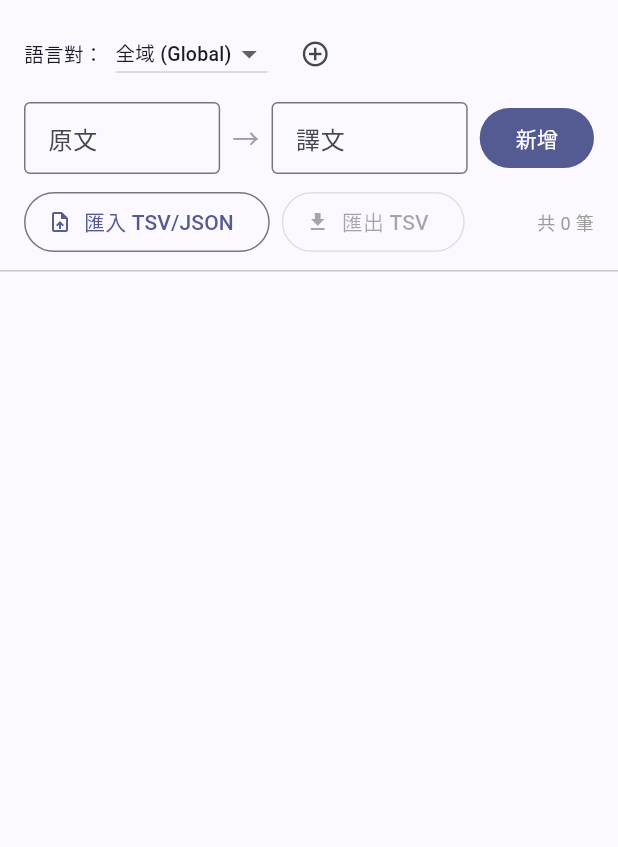
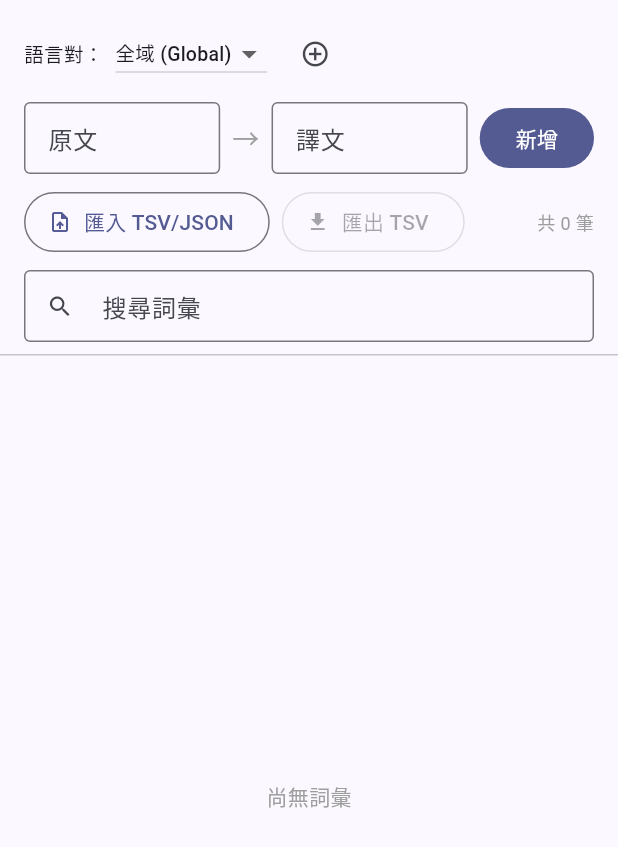
Before and after one commit to JaplinChen/TypeTwo, a Flutter app: the GlossaryTab widget shown alone on an empty page, opened directly, on a phone screen of 412 x 824 dp. Shown: the top 847 px of the screen. Run offline on Flutter 3.47's test engine with Material 3 defaults, Android fonts, the phone set to English and light mode, and no system bars; our stand-ins replace file_picker; missing offline and left inert: dart:ffi, hotkey_manager, tray_manager, win32, window_manager.

Commit message:
新增詞彙表搜尋

```diff
--- a/typetwo_flutter/lib/l10n/app_strings.dart
+++ b/typetwo_flutter/lib/l10n/app_strings.dart
@@ -217,6 +217,26 @@ class AppStrings {
       };
   String glossaryCount(int n) =>
       switch (locale) { 'en' => '$n entries', 'vi' => '$n mục', _ => '共 $n 筆' };
+  String glossaryFilteredCount(int shown, int total) => switch (locale) {
+        'en' => '$shown of $total entries',
+        'vi' => '$shown/$total mục',
+        _ => '顯示 $shown / $total 筆'
+      };
+  String get searchGlossary => switch (locale) {
+        'en' => 'Search glossary',
+        'vi' => 'Tìm từ điển',
+        _ => '搜尋詞彙'
+      };
+  String get glossaryEmpty => switch (locale) {
+        'en' => 'No glossary entries yet',
+        'vi' => 'Chưa có mục từ điển',
+        _ => '尚無詞彙'
+      };
+  String get glossaryNoMatches => switch (locale) {
+        'en' => 'No matching glossary entries',
+        'vi' => 'Không có mục phù hợp',
+        _ => '沒有符合的詞彙'
+      };
   String get saveGlossaryDialog => switch (locale) {
         'en' => 'Save Glossary',
         'vi' => 'Lưu từ điển',
--- a/typetwo_flutter/lib/screens/settings/glossary_tab.dart
+++ b/typetwo_flutter/lib/screens/settings/glossary_tab.dart
@@ -18,14 +18,17 @@ class GlossaryTab extends StatefulWidget {
 class _GlossaryTabState extends State<GlossaryTab> {
   final _srcCtrl = TextEditingController();
   final _tgtCtrl = TextEditingController();
+  final _searchCtrl = TextEditingController();
   final _srcFocus = FocusNode();
   final _tgtFocus = FocusNode();
   String _selectedContext = _kGlobal;
+  String _searchQuery = '';
 
   @override
   void dispose() {
     _srcCtrl.dispose();
     _tgtCtrl.dispose();
+    _searchCtrl.dispose();
     _srcFocus.dispose();
     _tgtFocus.dispose();
     super.dispose();
@@ -68,6 +71,27 @@ class _GlossaryTabState extends State<GlossaryTab> {
     _updateGlossary(p, updated);
   }
 
+  List<MapEntry<String, String>> _filterEntries(
+    List<MapEntry<String, String>> entries,
+  ) {
+    final terms = _searchQuery
+        .trim()
+        .toLowerCase()
+        .split(RegExp(r'\s+'))
+        .where((term) => term.isNotEmpty)
+        .toList();
+    if (terms.isEmpty) return entries;
+    return entries.where((entry) {
+      final text = '${entry.key}\n${entry.value}'.toLowerCase();
+      return terms.every(text.contains);
+    }).toList();
+  }
+
+  void _clearSearch() {
+    _searchCtrl.clear();
+    setState(() => _searchQuery = '');
+  }
+
   Future<void> _addPairDialog() async {
     final ctrl = TextEditingController();
     final confirmed = await showDialog<bool>(
@@ -84,8 +108,12 @@ class _GlossaryTabState extends State<GlossaryTab> {
           onSubmitted: (_) => Navigator.pop(ctx, true),
         ),
         actions: [
-          TextButton(onPressed: () => Navigator.pop(ctx, false), child: const Text('取消')),
-          FilledButton(onPressed: () => Navigator.pop(ctx, true), child: const Text('確定')),
+          TextButton(
+              onPressed: () => Navigator.pop(ctx, false),
+              child: const Text('取消')),
+          FilledButton(
+              onPressed: () => Navigator.pop(ctx, true),
+              child: const Text('確定')),
         ],
       ),
     );
@@ -117,7 +145,9 @@ class _GlossaryTabState extends State<GlossaryTab> {
         title: const Text('刪除語言對'),
         content: Text('確定刪除「$_selectedContext」的詞彙表？'),
         actions: [
-          TextButton(onPressed: () => Navigator.pop(ctx, false), child: const Text('取消')),
+          TextButton(
+              onPressed: () => Navigator.pop(ctx, false),
+              child: const Text('取消')),
           FilledButton(
             style: FilledButton.styleFrom(backgroundColor: Colors.red),
             onPressed: () => Navigator.pop(ctx, true),
@@ -154,19 +184,24 @@ class _GlossaryTabState extends State<GlossaryTab> {
         if (mounted) {
           final s = context.read<LocaleProvider>().strings;
           ScaffoldMessenger.of(context).showSnackBar(
-            SnackBar(content: Text(s.importJsonInvalid), backgroundColor: Colors.red),
+            SnackBar(
+                content: Text(s.importJsonInvalid),
+                backgroundColor: Colors.red),
           );
         }
         return;
       }
-      entries = decoded.map((k, v) => MapEntry(k.toString(), v?.toString() ?? ''));
+      entries =
+          decoded.map((k, v) => MapEntry(k.toString(), v?.toString() ?? ''));
     } else {
       final lines = text.split('\n');
-      skipped = lines.where((l) => l.trim().isNotEmpty && !l.contains('\t')).length;
+      skipped =
+          lines.where((l) => l.trim().isNotEmpty && !l.contains('\t')).length;
       entries = Map.fromEntries(
         lines.where((l) => l.contains('\t')).map((l) {
           final parts = l.split('\t');
-          return MapEntry(parts[0].trim(), parts.length > 1 ? parts[1].trim() : '');
+          return MapEntry(
+              parts[0].trim(), parts.length > 1 ? parts[1].trim() : '');
         }),
       );
     }
@@ -211,6 +246,8 @@ class _GlossaryTabState extends State<GlossaryTab> {
             (_) => setState(() => _selectedContext = _kGlobal));
       }
       final entries = _currentGlossary(prov).entries.toList();
+      final visibleEntries = _filterEntries(entries);
+      final isSearching = _searchQuery.trim().isNotEmpty;
       return Column(
         children: [
           Padding(
@@ -219,7 +256,9 @@ class _GlossaryTabState extends State<GlossaryTab> {
               const Text('語言對：', style: TextStyle(fontSize: 13)),
               const SizedBox(width: 8),
               DropdownButton<String>(
-                value: contextOptions.contains(_selectedContext) ? _selectedContext : _kGlobal,
+                value: contextOptions.contains(_selectedContext)
+                    ? _selectedContext
+                    : _kGlobal,
                 isDense: true,
                 items: contextOptions
                     .map((k) => DropdownMenuItem(
@@ -228,7 +267,8 @@ class _GlossaryTabState extends State<GlossaryTab> {
                               style: const TextStyle(fontSize: 13)),
                         ))
                     .toList(),
-                onChanged: (v) => setState(() => _selectedContext = v ?? _kGlobal),
+                onChanged: (v) =>
+                    setState(() => _selectedContext = v ?? _kGlobal),
               ),
               const SizedBox(width: 8),
               IconButton(
@@ -238,7 +278,8 @@ class _GlossaryTabState extends State<GlossaryTab> {
               ),
               if (_selectedContext != _kGlobal)
                 IconButton(
-                  icon: const Icon(Icons.remove_circle_outline, size: 20, color: Colors.red),
+                  icon: const Icon(Icons.remove_circle_outline,
+                      size: 20, color: Colors.red),
                   tooltip: '刪除此語言對',
                   onPressed: _deletePair,
                 ),
@@ -261,7 +302,8 @@ class _GlossaryTabState extends State<GlossaryTab> {
               ),
               const Padding(
                 padding: EdgeInsets.symmetric(horizontal: 8),
-                child: Text('→', style: TextStyle(fontSize: 18, color: Colors.grey)),
+                child: Text('→',
+                    style: TextStyle(fontSize: 18, color: Colors.grey)),
               ),
               Expanded(
                 child: TextField(
@@ -281,7 +323,12 @@ class _GlossaryTabState extends State<GlossaryTab> {
           ),
           Padding(
             padding: const EdgeInsets.symmetric(horizontal: 16),
-            child: Row(children: [
+            child: LayoutBuilder(
+              builder: (context, constraints) {
+                final isNarrow = constraints.maxWidth < 860;
+                final buttons = Row(
+                  mainAxisSize: MainAxisSize.min,
+                  children: [
                     OutlinedButton.icon(
                       onPressed: _import,
                       icon: const Icon(Icons.upload_file, size: 16),
@@ -293,21 +340,81 @@ class _GlossaryTabState extends State<GlossaryTab> {
                       icon: const Icon(Icons.download, size: 16),
                       label: Text(s.exportTsv),
                     ),
+                  ],
+                );
+                final count = Text(
+                  isSearching
+                      ? s.glossaryFilteredCount(
+                          visibleEntries.length,
+                          entries.length,
+                        )
+                      : s.glossaryCount(entries.length),
+                  style: const TextStyle(fontSize: 12, color: Colors.grey),
+                );
+                final search = SizedBox(
+                  width: isNarrow ? double.infinity : 280,
+                  child: TextField(
+                    key: const ValueKey('glossarySearchField'),
+                    controller: _searchCtrl,
+                    decoration: InputDecoration(
+                      prefixIcon: const Icon(Icons.search, size: 18),
+                      suffixIcon: isSearching
+                          ? IconButton(
+                              tooltip: s.clear,
+                              icon: const Icon(Icons.close, size: 18),
+                              onPressed: _clearSearch,
+                            )
+                          : null,
+                      hintText: s.searchGlossary,
+                      border: const OutlineInputBorder(),
+                      isDense: true,
+                    ),
+                    onChanged: (value) => setState(() => _searchQuery = value),
+                  ),
+                );
+                if (isNarrow) {
+                  return Column(
+                    crossAxisAlignment: CrossAxisAlignment.stretch,
+                    children: [
+                      Row(
+                        children: [
+                          buttons,
                           const Spacer(),
-              Text(
-                s.glossaryCount(entries.length),
-                style: const TextStyle(fontSize: 12, color: Colors.grey),
+                          count,
+                        ],
                       ),
-            ]),
+                      const SizedBox(height: 8),
+                      search,
+                    ],
+                  );
+                }
+                return Row(
+                  children: [
+                    buttons,
+                    const SizedBox(width: 12),
+                    search,
+                    const Spacer(),
+                    count,
+                  ],
+                );
+              },
+            ),
           ),
           const SizedBox(height: 8),
           const Divider(height: 1),
           Expanded(
-            child: ListView.separated(
-              itemCount: entries.length,
+            child: visibleEntries.isEmpty
+                ? Center(
+                    child: Text(
+                      isSearching ? s.glossaryNoMatches : s.glossaryEmpty,
+                      style: const TextStyle(color: Colors.grey),
+                    ),
+                  )
+                : ListView.separated(
+                    itemCount: visibleEntries.length,
                     separatorBuilder: (_, __) => const Divider(height: 1),
                     itemBuilder: (_, i) {
-                final e = entries[i];
+                      final e = visibleEntries[i];
                       return ListTile(
                         dense: true,
                         title: Text(e.key),
```
Also changed, not shown: 1 other file. Lines whose indentation alone changed are shown as unchanged.
